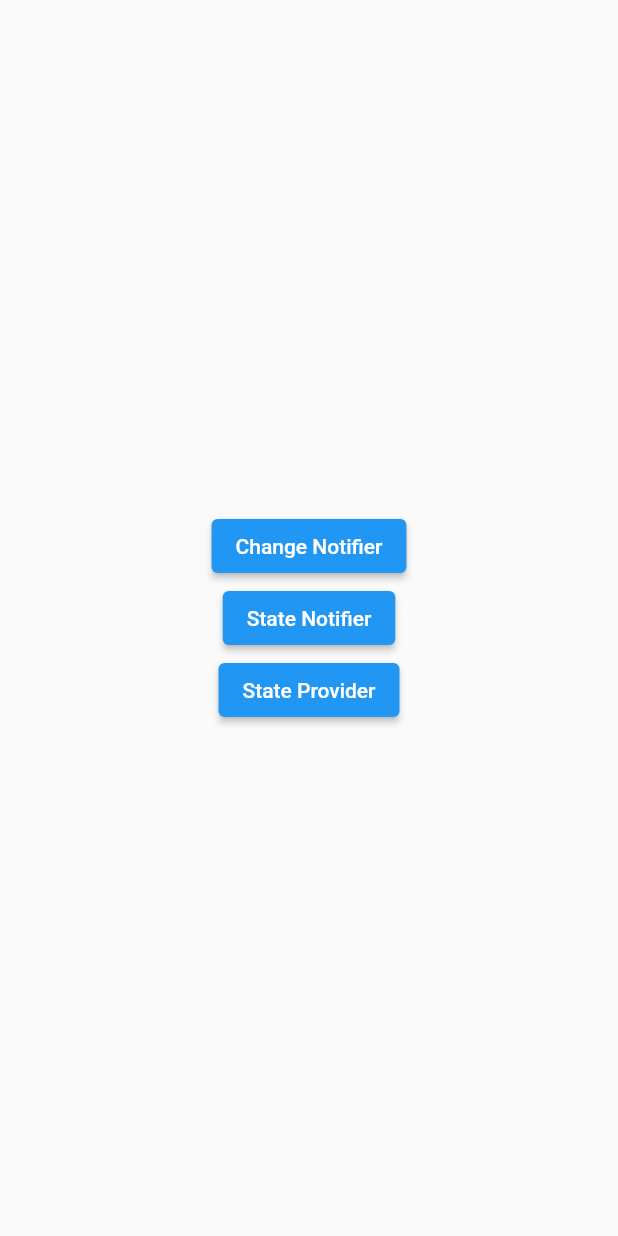
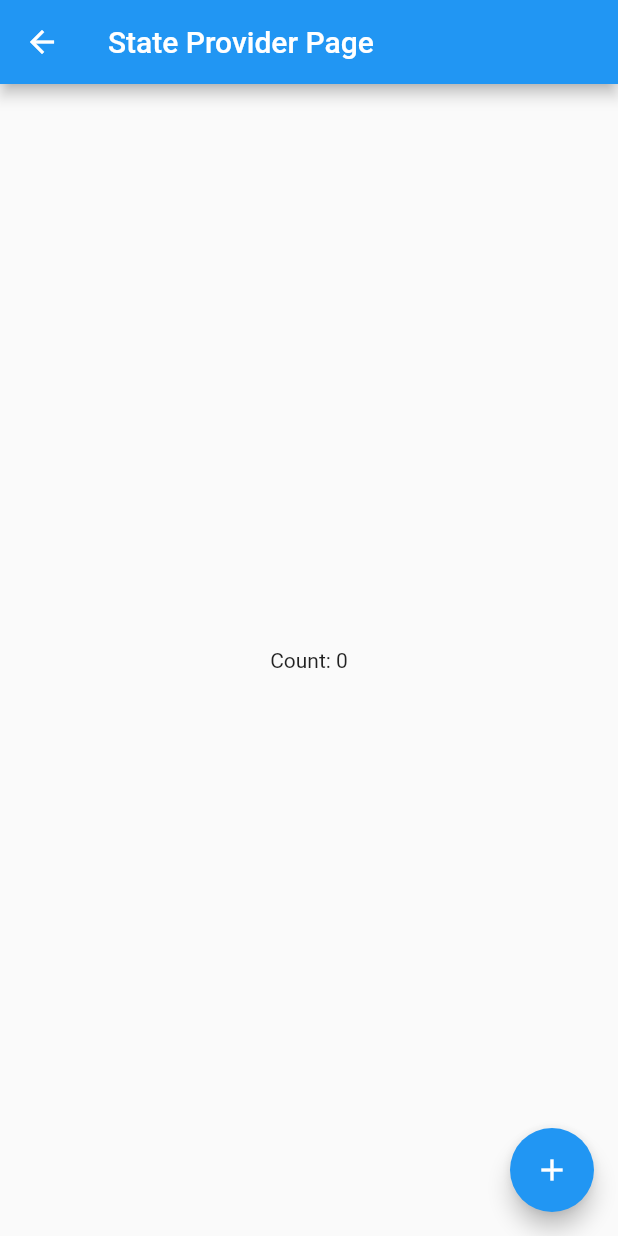
Before and after one commit to anubhavbagri/Riverpod-Essentials, a Flutter app: the screen it shows after launch, after a tap on "State Provider", on a phone screen of 412 x 824 dp. Run offline on Flutter 3.47's test engine with Material 2 defaults, Android fonts, the phone set to English and light mode, and no system bars; our stand-ins replace flutter_riverpod.

Commit message:
feat: StateProvider

```diff
--- a/lib/main.dart
+++ b/lib/main.dart
@@ -2,6 +2,7 @@ import 'package:flutter/material.dart';
 import 'package:flutter_riverpod/flutter_riverpod.dart';
 import 'package:riverpod_essentials/pages/counter_change_notifier_page.dart';
 import 'package:riverpod_essentials/pages/counter_state_notifier_page.dart';
+import 'package:riverpod_essentials/pages/counter_state_provider_page.dart';
 
 const changeNotifierRoute = 'changeNotifier';
 const stateNotifierRoute = 'stateNotifier';
@@ -22,11 +23,12 @@ class MyApp extends StatelessWidget {
       child: MaterialApp(
         title: 'Flutter Riverpod',
         initialRoute: '/',
+        debugShowCheckedModeBanner: false,
         routes: {
           '/': (context) => Home(),
           changeNotifierRoute: (context) => CounterChangeNotifierPage(),
           stateNotifierRoute: (context) => CounterStateNotifierPage(),
-          // stateProviderRoute: (context) => CounterStateProviderPage(),
+          stateProviderRoute: (context) => CounterStateProviderPage(),
         },
         theme: ThemeData(
           primarySwatch: Colors.blue,
--- /dev/null
+++ b/lib/pages/counter_state_provider_page.dart
@@ -0,0 +1,27 @@
+import 'package:flutter/material.dart';
+import 'package:flutter_riverpod/flutter_riverpod.dart';
+
+final _counterProvider = StateProvider<int>((ref) => 0);
+
+class CounterStateProviderPage extends ConsumerWidget {
+  const CounterStateProviderPage({Key? key}) : super(key: key);
+
+  @override
+  Widget build(BuildContext context, WidgetRef ref) {
+    final counter = ref.watch(_counterProvider);
+    return Scaffold(
+      appBar: AppBar(
+        title: Text('State Provider Page'),
+      ),
+      body: Center(
+        child: Text('Count: ${counter}'),
+      ),
+      floatingActionButton: FloatingActionButton(
+        onPressed: () {
+          ref.read(_counterProvider.notifier).state++;
+        },
+        child: Icon(Icons.add),
+      ),
+    );
+  }
+}
```
